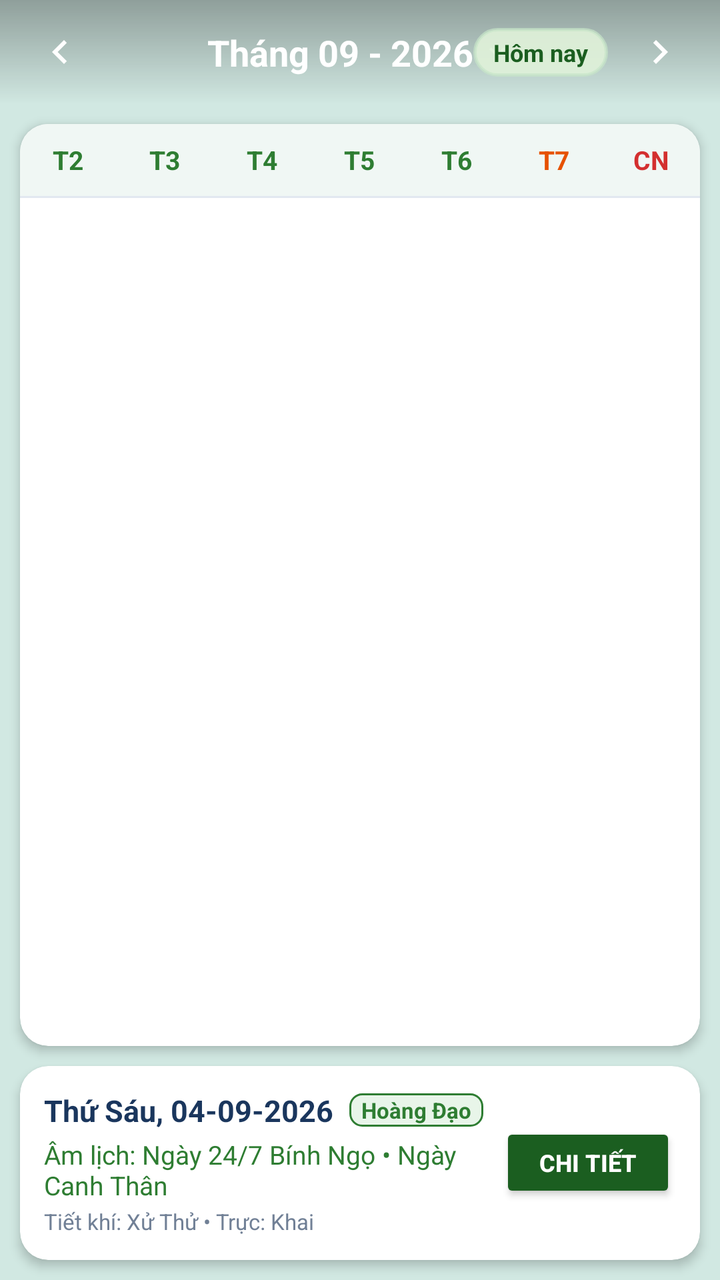
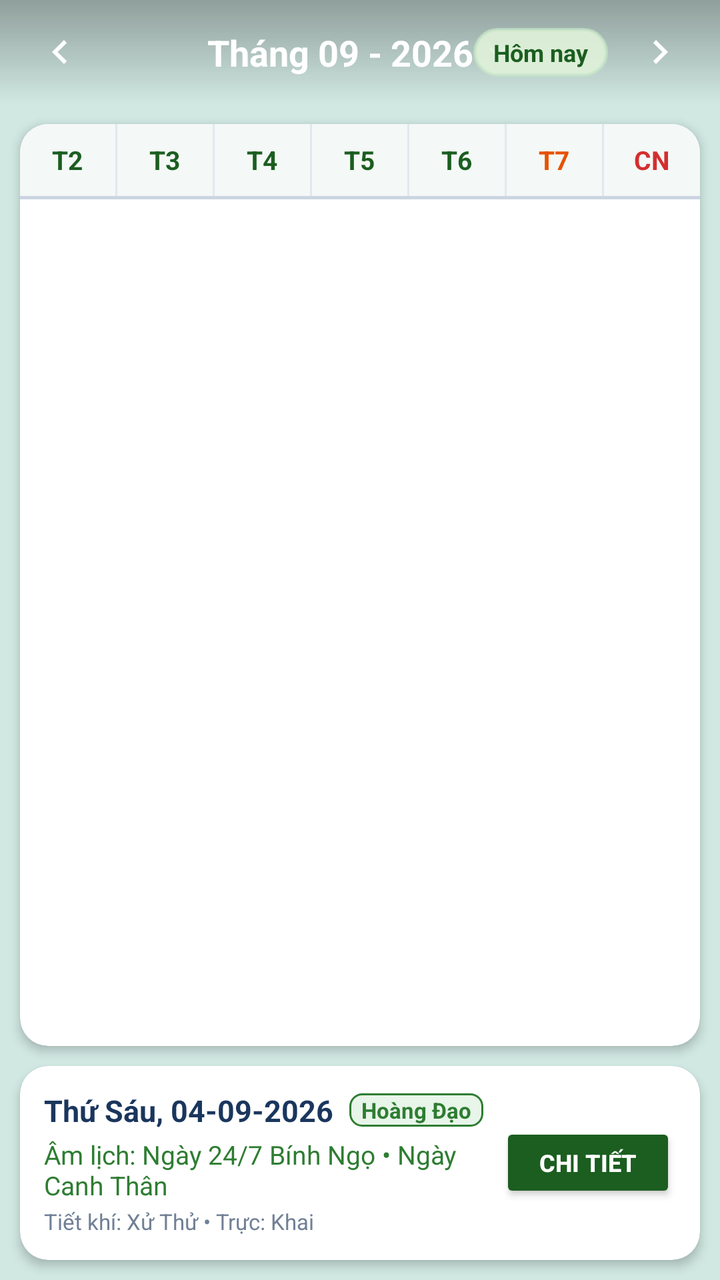

Screens rendered from an Android XML layout before and after an edit, with the pre-edit source and the edit as a unified diff.
<!-- AndroidManifest.xml: application theme Theme.LichViet -->
<!-- res/layout/fragment_month_calendar.xml -->
<?xml version="1.0" encoding="utf-8"?>
<androidx.constraintlayout.widget.ConstraintLayout xmlns:android="http://schemas.android.com/apk/res/android"
    xmlns:app="http://schemas.android.com/apk/res-auto"
    android:layout_width="match_parent"
    android:layout_height="match_parent"
    android:background="#D1E8E2">

    
    <androidx.constraintlayout.widget.ConstraintLayout
        android:id="@+id/month_top_bar"
        android:layout_width="0dp"
        android:layout_height="52dp"
        android:background="@drawable/bg_folk_header"
        android:paddingHorizontal="12dp"
        app:layout_constraintTop_toTopOf="parent"
        app:layout_constraintStart_toStartOf="parent"
        app:layout_constraintEnd_toEndOf="parent">

        <ImageView
            android:id="@+id/btn_prev_month"
            android:layout_width="36dp"
            android:layout_height="36dp"
            android:padding="6dp"
            android:contentDescription="Tháng trước"
            android:src="@drawable/ic_chevron_left"
            app:tint="@color/white"
            app:layout_constraintStart_toStartOf="parent"
            app:layout_constraintTop_toTopOf="parent"
            app:layout_constraintBottom_toBottomOf="parent" />

        <LinearLayout
            android:id="@+id/layout_month_title_picker"
            android:layout_width="wrap_content"
            android:layout_height="wrap_content"
            android:orientation="horizontal"
            android:gravity="center"
            android:clickable="true"
            android:focusable="true"
            android:padding="6dp"
            app:layout_constraintStart_toStartOf="parent"
            app:layout_constraintEnd_toEndOf="parent"
            app:layout_constraintTop_toTopOf="parent"
            app:layout_constraintBottom_toBottomOf="parent">

            <TextView
                android:id="@+id/tv_month_calendar_title"
                android:layout_width="wrap_content"
                android:layout_height="wrap_content"
                android:text="Tháng 09 - 2026"
                android:textColor="@color/white"
                android:textSize="18sp"
                android:textStyle="bold" />

            <ImageView
                android:layout_width="16dp"
                android:layout_height="16dp"
                android:layout_marginStart="4dp"
                android:src="@drawable/ic_chevron_right"
                android:rotation="90"
                app:tint="@color/white" />
        </LinearLayout>

        
        <TextView
            android:id="@+id/btn_month_today"
            android:layout_width="wrap_content"
            android:layout_height="wrap_content"
            android:layout_marginEnd="8dp"
            android:background="@drawable/bg_folk_panel"
            android:paddingHorizontal="10dp"
            android:paddingVertical="4dp"
            android:text="Hôm nay"
            android:textColor="#1B5E20"
            android:textSize="12sp"
            android:textStyle="bold"
            android:clickable="true"
            android:focusable="true"
            app:layout_constraintEnd_toStartOf="@id/btn_next_month"
            app:layout_constraintTop_toTopOf="parent"
            app:layout_constraintBottom_toBottomOf="parent" />

        <ImageView
            android:id="@+id/btn_next_month"
            android:layout_width="36dp"
            android:layout_height="36dp"
            android:padding="6dp"
            android:contentDescription="Tháng sau"
            android:src="@drawable/ic_chevron_right"
            app:tint="@color/white"
            app:layout_constraintEnd_toEndOf="parent"
            app:layout_constraintTop_toTopOf="parent"
            app:layout_constraintBottom_toBottomOf="parent" />

    </androidx.constraintlayout.widget.ConstraintLayout>

    
    <androidx.cardview.widget.CardView
        android:id="@+id/card_calendar_grid"
        android:layout_width="0dp"
        android:layout_height="0dp"
        android:layout_margin="10dp"
        app:cardCornerRadius="14dp"
        app:cardElevation="3dp"
        app:cardBackgroundColor="@color/white"
        app:layout_constraintTop_toBottomOf="@id/month_top_bar"
        app:layout_constraintBottom_toTopOf="@id/card_selected_day_summary"
        app:layout_constraintStart_toStartOf="parent"
        app:layout_constraintEnd_toEndOf="parent">

        <LinearLayout
            android:layout_width="match_parent"
            android:layout_height="match_parent"
            android:orientation="vertical">

            
            <LinearLayout
                android:id="@+id/layout_weekdays"
                android:layout_width="match_parent"
                android:layout_height="36dp"
                android:background="#F0F7F4"
                android:orientation="horizontal"
                android:gravity="center_vertical">

                <TextView
                    android:layout_width="0dp"
                    android:layout_height="wrap_content"
                    android:layout_weight="1"
                    android:gravity="center"
                    android:text="T2"
                    android:textColor="#2E7D32"
                    android:textSize="13sp"
                    android:textStyle="bold" />

                <TextView
                    android:layout_width="0dp"
                    android:layout_height="wrap_content"
                    android:layout_weight="1"
                    android:gravity="center"
                    android:text="T3"
                    android:textColor="#2E7D32"
                    android:textSize="13sp"
                    android:textStyle="bold" />

                <TextView
                    android:layout_width="0dp"
                    android:layout_height="wrap_content"
                    android:layout_weight="1"
                    android:gravity="center"
                    android:text="T4"
                    android:textColor="#2E7D32"
                    android:textSize="13sp"
                    android:textStyle="bold" />

                <TextView
                    android:layout_width="0dp"
                    android:layout_height="wrap_content"
                    android:layout_weight="1"
                    android:gravity="center"
                    android:text="T5"
                    android:textColor="#2E7D32"
                    android:textSize="13sp"
                    android:textStyle="bold" />

                <TextView
                    android:layout_width="0dp"
                    android:layout_height="wrap_content"
                    android:layout_weight="1"
                    android:gravity="center"
                    android:text="T6"
                    android:textColor="#2E7D32"
                    android:textSize="13sp"
                    android:textStyle="bold" />

                <TextView
                    android:layout_width="0dp"
                    android:layout_height="wrap_content"
                    android:layout_weight="1"
                    android:gravity="center"
                    android:text="T7"
                    android:textColor="#E65100"
                    android:textSize="13sp"
                    android:textStyle="bold" />

                <TextView
                    android:layout_width="0dp"
                    android:layout_height="wrap_content"
                    android:layout_weight="1"
                    android:gravity="center"
                    android:text="CN"
                    android:textColor="#D32F2F"
                    android:textSize="13sp"
                    android:textStyle="bold" />

            </LinearLayout>

            <View
                android:layout_width="match_parent"
                android:layout_height="1dp"
                android:background="#E2E8F0" />

            
            <androidx.recyclerview.widget.RecyclerView
                android:id="@+id/rv_calendar_grid"
                android:layout_width="match_parent"
                android:layout_height="match_parent"
                android:padding="4dp"
                android:clipToPadding="false" />

        </LinearLayout>
    </androidx.cardview.widget.CardView>

    
    <androidx.cardview.widget.CardView
        android:id="@+id/card_selected_day_summary"
        android:layout_width="0dp"
        android:layout_height="wrap_content"
        android:layout_marginHorizontal="10dp"
        android:layout_marginBottom="10dp"
        app:cardCornerRadius="14dp"
        app:cardElevation="3dp"
        app:cardBackgroundColor="@color/white"
        app:layout_constraintBottom_toBottomOf="parent"
        app:layout_constraintStart_toStartOf="parent"
        app:layout_constraintEnd_toEndOf="parent">

        <LinearLayout
            android:layout_width="match_parent"
            android:layout_height="wrap_content"
            android:orientation="horizontal"
            android:padding="12dp"
            android:gravity="center_vertical">

            <LinearLayout
                android:layout_width="0dp"
                android:layout_height="wrap_content"
                android:layout_weight="1"
                android:orientation="vertical">

                
                <LinearLayout
                    android:layout_width="wrap_content"
                    android:layout_height="wrap_content"
                    android:orientation="horizontal"
                    android:gravity="center_vertical">

                    <TextView
                        android:id="@+id/tv_summary_solar_date"
                        android:layout_width="wrap_content"
                        android:layout_height="wrap_content"
                        android:text="Thứ Sáu, 04-09-2026"
                        android:textColor="#1A365D"
                        android:textSize="15sp"
                        android:textStyle="bold" />

                    <TextView
                        android:id="@+id/tv_summary_hoang_dao_tag"
                        android:layout_width="wrap_content"
                        android:layout_height="wrap_content"
                        android:layout_marginStart="8dp"
                        android:background="@drawable/bg_badge_hoang_dao"
                        android:paddingHorizontal="6dp"
                        android:paddingVertical="1dp"
                        android:text="Hoàng Đạo"
                        android:textColor="#2E7D32"
                        android:textSize="11sp"
                        android:textStyle="bold" />
                </LinearLayout>

                
                <TextView
                    android:id="@+id/tv_summary_lunar_date"
                    android:layout_width="wrap_content"
                    android:layout_height="wrap_content"
                    android:layout_marginTop="3dp"
                    android:text="Âm lịch: Ngày 24/7 Bính Ngọ • Ngày Canh Thân"
                    android:textColor="#2E7D32"
                    android:textSize="13sp" />

                
                <TextView
                    android:id="@+id/tv_summary_holiday"
                    android:layout_width="wrap_content"
                    android:layout_height="wrap_content"
                    android:layout_marginTop="2dp"
                    android:text="🏮 Tết Trung Thu"
                    android:textColor="#D32F2F"
                    android:textSize="12sp"
                    android:textStyle="bold"
                    android:visibility="gone" />

                
                <TextView
                    android:id="@+id/tv_summary_extra"
                    android:layout_width="wrap_content"
                    android:layout_height="wrap_content"
                    android:layout_marginTop="2dp"
                    android:text="Tiết khí: Xử Thử • Trực: Khai"
                    android:textColor="#718096"
                    android:textSize="11sp" />
            </LinearLayout>

            
            <Button
                android:id="@+id/btn_summary_view_detail"
                android:layout_width="wrap_content"
                android:layout_height="40dp"
                android:layout_marginStart="8dp"
                android:backgroundTint="#1B5E20"
                android:paddingHorizontal="14dp"
                android:text="Chi tiết"
                android:textColor="@color/white"
                android:textSize="12sp"
                android:textStyle="bold" />

        </LinearLayout>
    </androidx.cardview.widget.CardView>

</androidx.constraintlayout.widget.ConstraintLayout>
<!-- resources referenced by this layout -->
<resources>
  <color name="white">#FFFFFF</color>
  <!-- drawable bg_badge_hoang_dao (drawable) -->
  <?xml version="1.0" encoding="utf-8"?>
  <shape xmlns:android="http://schemas.android.com/apk/res/android"
      android:shape="rectangle">
      <solid android:color="#E8F5E9" />
      <corners android:radius="6dp" />
      <stroke
          android:width="1dp"
          android:color="#2E7D32" />
  </shape>
  <!-- drawable bg_folk_header (drawable) -->
  <?xml version="1.0" encoding="utf-8"?>
  <shape xmlns:android="http://schemas.android.com/apk/res/android"
      android:shape="rectangle">
      <gradient
          android:startColor="#50000000"
          android:endColor="#00000000"
          android:angle="270" />
  </shape>
  <!-- drawable bg_folk_panel (drawable) -->
  <?xml version="1.0" encoding="utf-8"?>
  <shape xmlns:android="http://schemas.android.com/apk/res/android"
      android:shape="rectangle">
      <solid android:color="#E6E0F2DA" />
      <corners android:radius="16dp" />
      <stroke
          android:width="1.5dp"
          android:color="#B2C8E6C9" />
  </shape>
  <!-- drawable ic_chevron_left (drawable) -->
  <vector xmlns:android="http://schemas.android.com/apk/res/android"
      android:width="24dp"
      android:height="24dp"
      android:viewportWidth="24"
      android:viewportHeight="24">
      <path
          android:fillColor="#1B5E20"
          android:pathData="M15.41,7.41L14,6l-6,6 6,6 1.41,-1.41L10.83,12z" />
  </vector>
  <!-- drawable ic_chevron_right (drawable) -->
  <vector xmlns:android="http://schemas.android.com/apk/res/android"
      android:width="24dp"
      android:height="24dp"
      android:viewportWidth="24"
      android:viewportHeight="24">
      <path
          android:fillColor="#1B5E20"
          android:pathData="M10,6L8.59,7.41 13.17,12l-4.58,4.59L10,18l6,-6z" />
  </vector>
  <style name="Theme.LichViet" parent="Theme.MaterialComponents.Light.NoActionBar">
          
          <item name="colorPrimary">@color/primary</item>
          <item name="colorPrimaryVariant">@color/primary_variant</item>
          <item name="colorOnPrimary">@color/white</item>
          
          <item name="colorSecondary">@color/secondary</item>
          <item name="colorSecondaryVariant">@color/secondary_variant</item>
          <item name="colorOnSecondary">@color/white</item>
          
          <item name="android:statusBarColor">@color/folk_sky_blue</item>
          <item name="android:windowLightStatusBar">false</item>
          <item name="android:windowBackground">@color/folk_parchment</item>
      </style>
  <color name="primary">#1B5E20</color>
  <color name="primary_variant">#003300</color>
  <color name="secondary">#E65100</color>
  <color name="secondary_variant">#AC1900</color>
  <color name="folk_sky_blue">#3FA9F5</color>
  <color name="folk_parchment">#F7F3E9</color>
</resources>

<!-- the commit's change to res/layout/fragment_month_calendar.xml (unified diff, before → after) -->
@@ -117,63 +117,88 @@
                 android:id="@+id/layout_weekdays"
                 android:layout_width="match_parent"
                 android:layout_height="36dp"
-                android:background="#F0F7F4"
+                android:background="#F4F8F6"
                 android:orientation="horizontal"
                 android:gravity="center_vertical">
 
                 <TextView
                     android:layout_width="0dp"
-                    android:layout_height="wrap_content"
+                    android:layout_height="match_parent"
                     android:layout_weight="1"
                     android:gravity="center"
                     android:text="T2"
-                    android:textColor="#2E7D32"
-                    android:textSize="13sp"
-                    android:textStyle="bold" />
-
-                <TextView
-                    android:layout_width="0dp"
-                    android:layout_height="wrap_content"
+                    android:textColor="#1B5E20"
+                    android:textSize="13sp"
+                    android:textStyle="bold" />
+
+                <View
+                    android:layout_width="1dp"
+                    android:layout_height="match_parent"
+                    android:background="#E2E8F0" />
+
+                <TextView
+                    android:layout_width="0dp"
+                    android:layout_height="match_parent"
                     android:layout_weight="1"
                     android:gravity="center"
                     android:text="T3"
-                    android:textColor="#2E7D32"
-                    android:textSize="13sp"
-                    android:textStyle="bold" />
-
-                <TextView
-                    android:layout_width="0dp"
-                    android:layout_height="wrap_content"
+                    android:textColor="#1B5E20"
+                    android:textSize="13sp"
+                    android:textStyle="bold" />
+
+                <View
+                    android:layout_width="1dp"
+                    android:layout_height="match_parent"
+                    android:background="#E2E8F0" />
+
+                <TextView
+                    android:layout_width="0dp"
+                    android:layout_height="match_parent"
                     android:layout_weight="1"
                     android:gravity="center"
                     android:text="T4"
-                    android:textColor="#2E7D32"
-                    android:textSize="13sp"
-                    android:textStyle="bold" />
-
-                <TextView
-                    android:layout_width="0dp"
-                    android:layout_height="wrap_content"
+                    android:textColor="#1B5E20"
+                    android:textSize="13sp"
+                    android:textStyle="bold" />
+
+                <View
+                    android:layout_width="1dp"
+                    android:layout_height="match_parent"
+                    android:background="#E2E8F0" />
+
+                <TextView
+                    android:layout_width="0dp"
+                    android:layout_height="match_parent"
                     android:layout_weight="1"
                     android:gravity="center"
                     android:text="T5"
-                    android:textColor="#2E7D32"
-                    android:textSize="13sp"
-                    android:textStyle="bold" />
-
-                <TextView
-                    android:layout_width="0dp"
-                    android:layout_height="wrap_content"
+                    android:textColor="#1B5E20"
+                    android:textSize="13sp"
+                    android:textStyle="bold" />
+
+                <View
+                    android:layout_width="1dp"
+                    android:layout_height="match_parent"
+                    android:background="#E2E8F0" />
+
+                <TextView
+                    android:layout_width="0dp"
+                    android:layout_height="match_parent"
                     android:layout_weight="1"
                     android:gravity="center"
                     android:text="T6"
-                    android:textColor="#2E7D32"
-                    android:textSize="13sp"
-                    android:textStyle="bold" />
-
-                <TextView
-                    android:layout_width="0dp"
-                    android:layout_height="wrap_content"
+                    android:textColor="#1B5E20"
+                    android:textSize="13sp"
+                    android:textStyle="bold" />
+
+                <View
+                    android:layout_width="1dp"
+                    android:layout_height="match_parent"
+                    android:background="#E2E8F0" />
+
+                <TextView
+                    android:layout_width="0dp"
+                    android:layout_height="match_parent"
                     android:layout_weight="1"
                     android:gravity="center"
                     android:text="T7"
@@ -181,9 +206,14 @@
                     android:textSize="13sp"
                     android:textStyle="bold" />
 
-                <TextView
-                    android:layout_width="0dp"
-                    android:layout_height="wrap_content"
+                <View
+                    android:layout_width="1dp"
+                    android:layout_height="match_parent"
+                    android:background="#E2E8F0" />
+
+                <TextView
+                    android:layout_width="0dp"
+                    android:layout_height="match_parent"
                     android:layout_weight="1"
                     android:gravity="center"
                     android:text="CN"
@@ -195,15 +225,15 @@
 
             <View
                 android:layout_width="match_parent"
-                android:layout_height="1dp"
-                android:background="#E2E8F0" />
+                android:layout_height="1.5dp"
+                android:background="#CBD5E1" />
 
             
             <androidx.recyclerview.widget.RecyclerView
                 android:id="@+id/rv_calendar_grid"
                 android:layout_width="match_parent"
                 android:layout_height="match_parent"
-                android:padding="4dp"
+                android:padding="0dp"
                 android:clipToPadding="false" />
 
         </LinearLayout>
